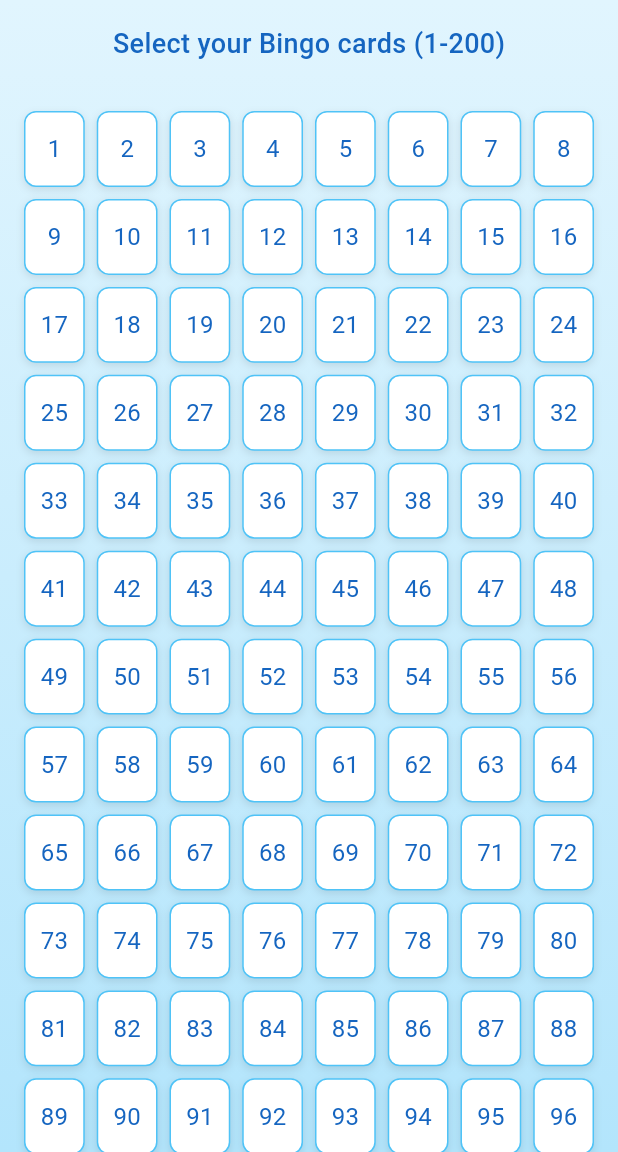
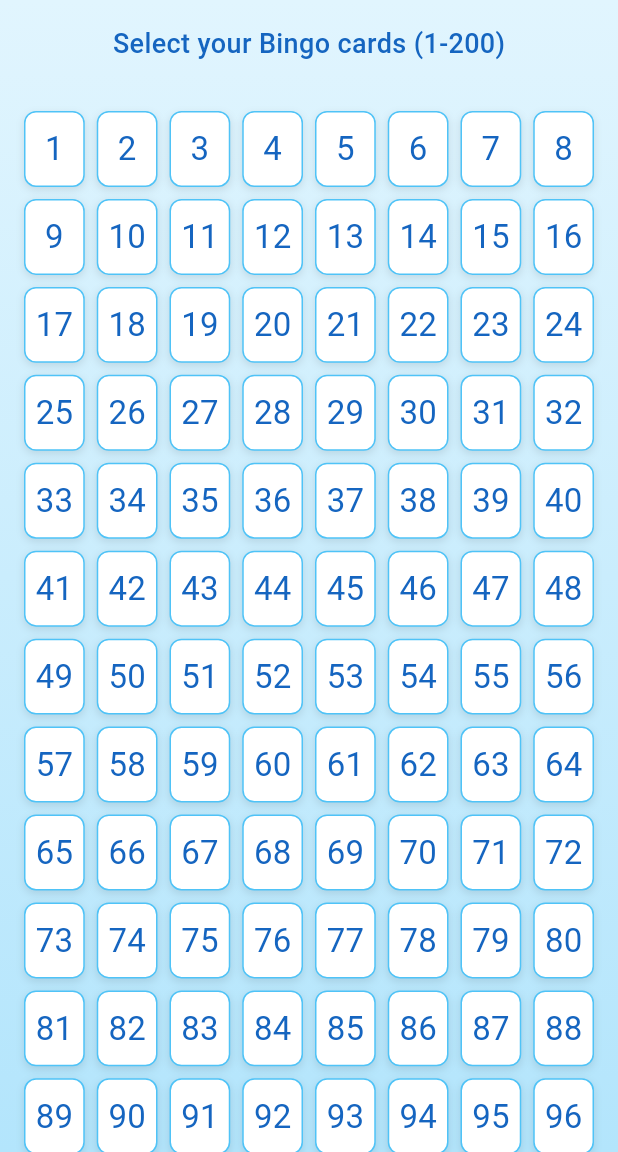
Before and after one commit to abtesh/bingoAppCorrected, a Flutter app: the screen it shows after launch, on a phone screen of 412 x 824 dp, the part 84-1236 px from its top. Run offline on Flutter 3.47's test engine with Material 3 defaults, Android fonts, the phone set to English and light mode, and no system bars.

Commit message:
changes on winning card

```diff
--- a/lib/screens/CardSelectionScreen.dart
+++ b/lib/screens/CardSelectionScreen.dart
@@ -2,6 +2,7 @@ import 'package:flutter/cupertino.dart';
 import 'package:flutter/material.dart';
 
 import 'ConfirmationScreen.dart';
+
 class CardSelectionScreen extends StatefulWidget {
   const CardSelectionScreen({super.key});
 
@@ -44,8 +45,8 @@ class _CardSelectionScreenState extends State<CardSelectionScreen> {
               child: GridView.builder(
                 padding: EdgeInsets.all(16),
                 gridDelegate: SliverGridDelegateWithFixedCrossAxisCount(
-                  crossAxisCount: 8, // Reduced from 10 to make cells wider
-                  childAspectRatio: 0.8, // Wider cells (0.8 width/height ratio)
+                  crossAxisCount: MediaQuery.of(context).size.width > 400 ? 8 : 6, // Adjust columns based on screen width
+                  childAspectRatio: 0.8,
                   mainAxisSpacing: 8,
                   crossAxisSpacing: 8,
                 ),
@@ -84,7 +85,7 @@ class _CardSelectionScreenState extends State<CardSelectionScreen> {
                         child: Text(
                           '$cardNumber',
                           style: TextStyle(
-                            fontSize: cardNumber > 99 ? 14 : 16, // Smaller font for 3-digit numbers
+                            fontSize: _getFontSize(context, cardNumber), // Dynamic font size
                             fontWeight: isSelected ? FontWeight.bold : FontWeight.normal,
                             color: isSelected ? Colors.white : Colors.blue[800],
                           ),
@@ -135,4 +136,17 @@ class _CardSelectionScreenState extends State<CardSelectionScreen> {
       ),
     );
   }
+
+  // Helper function to determine font size based on screen size and number length
+  double _getFontSize(BuildContext context, int cardNumber) {
+    final screenWidth = MediaQuery.of(context).size.width;
+
+    if (screenWidth < 350) { // Very small devices
+      return cardNumber > 99 ? 16 : 18;
+    } else if (screenWidth < 400) { // Small devices
+      return cardNumber > 99 ? 18 : 20;
+    } else { // Normal devices
+      return cardNumber > 99 ? 20 : 22;
+    }
+  }
 }
--- a/pubspec.yaml
+++ b/pubspec.yaml
@@ -3,6 +3,7 @@ description: "A new Flutter project."
 # The following line prevents the package from being accidentally published to
 # pub.dev using `flutter pub publish`. This is preferred for private packages.
 publish_to: 'none' # Remove this line if you wish to publish to pub.dev
+
 
 # The following defines the version and build number for your application.
 # A version number is three numbers separated by dots, like 1.2.43
@@ -30,6 +31,7 @@ environment:
 dependencies:
   flutter:
     sdk: flutter
+  confetti: ^0.7.0
 
   # The following adds the Cupertino Icons font to your application.
   # Use with the CupertinoIcons class for iOS style icons.
```
Also changed, not shown: lib/screens/BingoCardDisplayScreen.dart (+103 -24 lines), pubspec.lock, 4 other files.
